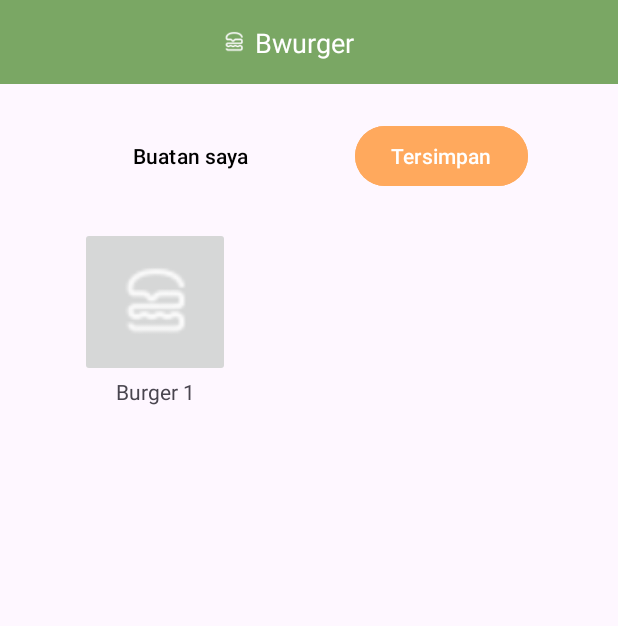
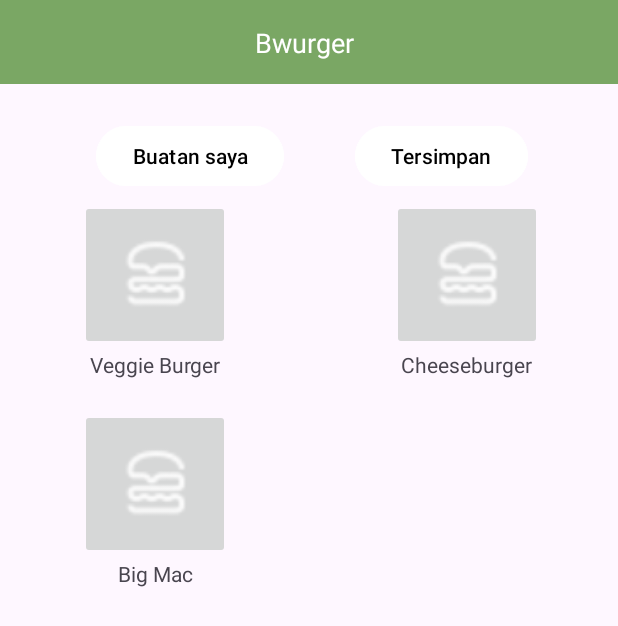
Before and after one commit to dhiyaaulh/project-pam-2024, an Android app: the screen it shows after launch (MainActivity), on a phone screen of 412 x 824 dp. Shown: the top 626 px of the screen. Run offline under Robolectric (Android 15) with nearby library versions, the phone set to English and light mode, and no system bars.

Commit message:
Sesudah Konversi Fragment

```diff
--- a/app/src/main/java/com/example/projectpamupdate/Burger.java
+++ b/app/src/main/java/com/example/projectpamupdate/Burger.java
@@ -2,6 +2,7 @@ package com.example.projectpamupdate;
 
 public class Burger {
     public String nama;
+
     public String roti;
     public String daging;
     public String pelengkap;
--- a/app/src/main/java/com/example/projectpamupdate/BurgerAdapter.java
+++ b/app/src/main/java/com/example/projectpamupdate/BurgerAdapter.java
@@ -1,6 +1,5 @@
 package com.example.projectpamupdate;
 
-import static androidx.core.app.ActivityCompat.startActivityForResult;
 import static androidx.core.content.ContextCompat.getString;
 import static androidx.core.content.ContextCompat.startActivity;
 
@@ -12,10 +11,8 @@ import android.view.View;
 import android.view.ViewGroup;
 import android.widget.ImageButton;
 import android.widget.TextView;
-import android.widget.Toast;
 
 import androidx.annotation.NonNull;
-import androidx.annotation.Nullable;
 import androidx.recyclerview.widget.RecyclerView;
 
 import java.util.List;
@@ -25,7 +22,6 @@ public class BurgerAdapter extends RecyclerView.Adapter {
     private final List<Burger> burgers;
     private static final int REQUEST_EDIT_BURGER = 1;
     private BurgerAdapter.OnItemClickListener onItemClickListener;
-
 
     public BurgerAdapter(Context ctx, List<Burger> burgers) {
         this.ctx = ctx;
@@ -40,7 +36,8 @@ public class BurgerAdapter extends RecyclerView.Adapter {
         this.onItemClickListener = onItemClickListener;
     }
 
-    private class VH extends RecyclerView.ViewHolder {
+
+    private class VH extends RecyclerView.ViewHolder implements View.OnClickListener {
         private final TextView nama_burger;
         private final ImageButton gambar_burger;
 
@@ -48,14 +45,17 @@ public class BurgerAdapter extends RecyclerView.Adapter {
             super(itemView);
             this.nama_burger = itemView.findViewById(R.id.nama_burger);
             this.gambar_burger = itemView.findViewById(R.id.button_burger);
-            gambar_burger.setOnClickListener(v -> {
-                if (onItemClickListener != null) {
-                    int position = getAdapterPosition();
-                    if (position != RecyclerView.NO_POSITION) {
-                        onItemClickListener.onItemClick(position);
-                    }
+            gambar_burger.setOnClickListener(this);
+        }
+
+        @Override
+        public void onClick(View view) {
+            if (onItemClickListener != null) {
+                int position = getAdapterPosition();
+                if (position != RecyclerView.NO_POSITION) {
+                    onItemClickListener.onItemClick(position);
                 }
-            });
+            }
         }
     }
 
--- /dev/null
+++ b/app/src/main/java/com/example/projectpamupdate/FragmentSimpan.java
@@ -0,0 +1,55 @@
+package com.example.projectpamupdate;
+
+import android.content.Intent;
+import android.os.Bundle;
+import android.os.Handler;
+import android.os.Looper;
+import android.os.Message;
+import android.view.LayoutInflater;
+import android.view.View;
+import android.view.ViewGroup;
+
+import androidx.annotation.NonNull;
+import androidx.annotation.Nullable;
+import androidx.fragment.app.Fragment;
+import androidx.recyclerview.widget.GridLayoutManager;
+import androidx.recyclerview.widget.RecyclerView;
+
+import java.util.ArrayList;
+import java.util.List;
+
+public class FragmentSimpan extends Fragment {
+    private static final int REQUEST_EDIT_BURGER = 1;
+    private List<Burger> burgerList;
+    private BurgerAdapter burgerAdapter;
+    private RecyclerView rvBurger;
+
+    public FragmentSimpan(){}
+
+    @Override
+    public View onCreateView(LayoutInflater inflater, ViewGroup container, Bundle savedInstanceState) {
+        View v =inflater.inflate(R.layout.fragment_simpan, container, false);
+        rvBurger = v.findViewById(R.id.rvBurger);
+        GridLayoutManager gridLayoutManager = new GridLayoutManager(this.getActivity(), 2);
+        rvBurger.setLayoutManager(gridLayoutManager);
+
+        burgerList = new ArrayList<>();
+        Burger burger1 = new Burger("Veggie Burger", "Roti", "Daging", "Sayur", "Saus Tomat");
+        Burger burger2 = new Burger("Cheeseburger", "Roti", "Daging", "Sayur", "Saus Tomat");
+        Burger burger3 = new Burger("Big Mac", "Roti", "Daging Double", "Sayur", "Saus Tomat");
+        burgerList.add(burger1);
+        burgerList.add(burger2);
+        burgerList.add(burger3);
+
+        burgerAdapter = new BurgerAdapter(this.getActivity(), burgerList);
+        rvBurger.setAdapter(burgerAdapter);
+
+        burgerAdapter.setOnItemClickListener(position -> {
+            Intent intent = new Intent(this.getActivity(), EditActivity.class);
+            intent.putExtra("position", position);
+            startActivityForResult(intent, REQUEST_EDIT_BURGER);
+        });
+
+        return v;
+    }
+}
--- a/app/src/main/java/com/example/projectpamupdate/MainActivity.java
+++ b/app/src/main/java/com/example/projectpamupdate/MainActivity.java
@@ -4,6 +4,7 @@ import android.content.Intent;
 import android.os.AsyncTask;
 import android.os.Bundle;
 import android.view.View;
+import android.widget.Button;
 import android.widget.ImageButton;
 import android.widget.Toast;
 
@@ -13,6 +14,7 @@ import androidx.appcompat.app.AppCompatActivity;
 import androidx.core.graphics.Insets;
 import androidx.core.view.ViewCompat;
 import androidx.core.view.WindowInsetsCompat;
+import androidx.fragment.app.FragmentManager;
 import androidx.recyclerview.widget.GridLayoutManager;
 import androidx.recyclerview.widget.RecyclerView;
 
@@ -25,94 +27,35 @@ import java.net.URL;
 import java.util.ArrayList;
 import java.util.List;
 
-public class MainActivity extends AppCompatActivity {
-    private List<Burger> burgerList;
-    private BurgerAdapter burgerAdapter;
-    private RecyclerView rvBurger;
-    private static final int REQUEST_EDIT_BURGER = 1;
+public class MainActivity extends AppCompatActivity implements View.OnClickListener {
+    private Button button_buatan_saya;
+    private Button button_tersimpan;
+    private FragmentManager fm;
+
     @Override
     protected void onCreate(Bundle savedInstanceState) {
         super.onCreate(savedInstanceState);
         setContentView(R.layout.activity_main);
 
-        rvBurger = findViewById(R.id.rvBurger);
-        GridLayoutManager gridLayoutManager = new GridLayoutManager(this, 2);
-        rvBurger.setLayoutManager(gridLayoutManager);
+        this.button_buatan_saya = findViewById(R.id.button_buatan_saya);
+        this.button_tersimpan = findViewById(R.id.button_tersimpan);
+        this.fm = this.getSupportFragmentManager();
 
-        burgerList = new ArrayList<>();
-        burgerAdapter = new BurgerAdapter(this, burgerList);
-        rvBurger.setAdapter(burgerAdapter);
-
-        String urlstr = "http://172.16.118.88/projectPAMbrgr/burger.php";
-        new fetchData().execute(urlstr);
-
-        burgerAdapter.setOnItemClickListener(position -> {
-            Intent intent = new Intent(MainActivity.this, EditActivity.class);
-            intent.putExtra("position", position);
-            startActivityForResult(intent, REQUEST_EDIT_BURGER);
-        });
-    }
-
-    private class fetchData extends AsyncTask<String, Void, String> {
-        @Override
-        protected String doInBackground(String... urlstr) {
-            StringBuilder response = new StringBuilder();
-            try {
-                URL url = new URL(urlstr[0]);
-
-                HttpURLConnection koneksi = (HttpURLConnection) url.openConnection();
-                koneksi.setRequestMethod("GET");
-                koneksi.setDoInput(true);
-                koneksi.connect();
-
-                BufferedReader reader = new BufferedReader(new InputStreamReader(koneksi.getInputStream()));
-                String line;
-
-                while((line = reader.readLine()) != null) {
-                    response.append(line);
-                }
-
-                reader.close();
-                koneksi.disconnect();
-
-            } catch (Exception e) {
-                e.printStackTrace();
-                runOnUiThread(() -> Toast.makeText(MainActivity.this, "Gagal memuat data", Toast.LENGTH_SHORT).show());
-            }
-            return response.toString();
-        }
-
-        @Override
-        protected void onPostExecute(String result) {
-            parseBurger(result);
-        }
-    }
-
-    private void parseBurger(String jsonData) {
-        Gson gson = new Gson();
-        Burger[] burgerArray = gson.fromJson(jsonData, Burger[].class);
-
-        burgerList.clear();
-        for (Burger b : burgerArray) {
-            this.burgerList.add(b);
-        }
-
-        // Refresh adapter di UI thread
-        runOnUiThread(() -> burgerAdapter.notifyDataSetChanged());
+        this.button_tersimpan.setOnClickListener(this);
+        this.button_buatan_saya.setOnClickListener(this);
     }
 
     @Override
-    protected void onActivityResult(int requestCode, int resultCode, @Nullable Intent data) {
-        super.onActivityResult(requestCode, resultCode, data);
-        if (requestCode == REQUEST_EDIT_BURGER && resultCode == RESULT_OK && data != null) {
-            int position = data.getIntExtra("position", -1);
-            if (position != -1) {
-                // Hapus item dari list
-                burgerList.remove(position);
-                burgerAdapter.notifyItemRemoved(position);
-                // Tampilkan notifikasi Toast
-                Toast.makeText(this, "Item dihapus", Toast.LENGTH_SHORT).show();
-            }
+    public void onClick(View view) {
+        button_tersimpan.setSelected(false);
+        button_buatan_saya.setSelected(false);
+
+        if (view.getId() == R.id.button_tersimpan) {
+            view.setSelected(true);
+            fm.beginTransaction().replace(R.id.container_frag, new FragmentSimpan()).commit();
+        } else if (view.getId() == R.id.button_buatan_saya) {
+            view.setSelected(true);
+            fm.beginTransaction().replace(R.id.container_frag, new FragmentSaya()).commit();
         }
     }
 }
--- /dev/null
+++ b/app/src/main/res/color/button_selector.xml
@@ -0,0 +1,5 @@
+<?xml version="1.0" encoding="utf-8"?>
+<selector xmlns:android="http://schemas.android.com/apk/res/android">
+    <item android:color="@color/Button1" android:state_selected="true"/>
+    <item android:color="@android:color/white"/>
+</selector>
--- /dev/null
+++ b/app/src/main/res/color/button_text_selector.xml
@@ -0,0 +1,5 @@
+<?xml version="1.0" encoding="utf-8"?>
+<selector xmlns:android="http://schemas.android.com/apk/res/android">
+    <item android:color="@android:color/white" android:state_selected="true"/>
+    <item android:color="@android:color/black"/>
+</selector>
--- a/app/src/main/res/layout/activity_main.xml
+++ b/app/src/main/res/layout/activity_main.xml
@@ -25,7 +25,6 @@
             android:layout_marginStart="140dp"
             android:contentDescription="Logo"
             android:gravity="center_vertical"
-            android:src="@drawable/logo_burger_1"
             app:layout_constraintBottom_toBottomOf="parent"
             app:layout_constraintStart_toStartOf="parent"
             app:layout_constraintTop_toTopOf="parent" />
@@ -58,9 +57,9 @@
             android:id="@+id/button_buatan_saya"
             android:layout_width="wrap_content"
             android:layout_height="wrap_content"
-            android:background="?android:attr/selectableItemBackground"
+            android:backgroundTint="@color/button_selector"
             android:text="Buatan saya"
-            android:textColor="#000000"
+            android:textColor="@color/button_text_selector"
             app:layout_constraintBottom_toBottomOf="parent"
             app:layout_constraintEnd_toStartOf="@+id/button_tersimpan"
             app:layout_constraintStart_toStartOf="parent"
@@ -71,19 +70,22 @@
             android:layout_width="wrap_content"
             android:layout_height="wrap_content"
             android:layout_marginEnd="44dp"
-            android:backgroundTint="#FFA95D"
+            android:backgroundTint="@color/button_selector"
             android:text="Tersimpan"
-            android:textColor="#FFFFFF"
+            android:textColor="@color/button_text_selector"
             app:layout_constraintBottom_toBottomOf="parent"
             app:layout_constraintEnd_toEndOf="parent"
             app:layout_constraintTop_toTopOf="parent" />
     </androidx.constraintlayout.widget.ConstraintLayout>
 
-    <androidx.recyclerview.widget.RecyclerView
-        android:id="@+id/rvBurger"
-        android:layout_width="409dp"
-        android:layout_height="478dp"
+    <androidx.fragment.app.FragmentContainerView
+        android:id="@+id/container_frag"
+        android:name="com.example.projectpamupdate.FragmentSimpan"
+        android:layout_width="wrap_content"
+        android:layout_height="wrap_content"
+        app:layout_constraintBottom_toBottomOf="parent"
         app:layout_constraintEnd_toEndOf="parent"
         app:layout_constraintStart_toStartOf="parent"
         app:layout_constraintTop_toBottomOf="@+id/tombolLayout" />
+
 </androidx.constraintlayout.widget.ConstraintLayout>
--- /dev/null
+++ b/app/src/main/res/layout/fragment_simpan.xml
@@ -0,0 +1,17 @@
+<?xml version="1.0" encoding="utf-8"?>
+<androidx.constraintlayout.widget.ConstraintLayout xmlns:android="http://schemas.android.com/apk/res/android"
+    xmlns:app="http://schemas.android.com/apk/res-auto"
+    xmlns:tools="http://schemas.android.com/tools"
+    android:layout_width="match_parent"
+    android:layout_height="match_parent">
+
+    <androidx.recyclerview.widget.RecyclerView
+        android:id="@+id/rvBurger"
+        android:layout_width="415dp"
+        android:layout_height="729dp"
+        app:layout_constraintBottom_toBottomOf="parent"
+        app:layout_constraintEnd_toEndOf="parent"
+        app:layout_constraintHorizontal_bias="0.0"
+        app:layout_constraintStart_toStartOf="parent"
+        app:layout_constraintTop_toTopOf="parent" />
+</androidx.constraintlayout.widget.ConstraintLayout>
--- a/app/src/main/res/layout/item_burger.xml
+++ b/app/src/main/res/layout/item_burger.xml
@@ -11,7 +11,8 @@
         android:layout_height="wrap_content"
         android:layout_columnWeight="1"
         android:gravity="center"
-        android:orientation="vertical">
+        android:orientation="vertical"
+        android:layout_margin="10dp">
 
         <ImageButton
             android:id="@+id/button_burger"
```
Also changed, not shown: app/src/main/java/com/example/projectpamupdate/FragmentSaya.java (added, +18 -0 lines), app/src/main/res/layout/fragment_saya.xml (added, +53 -0 lines).
